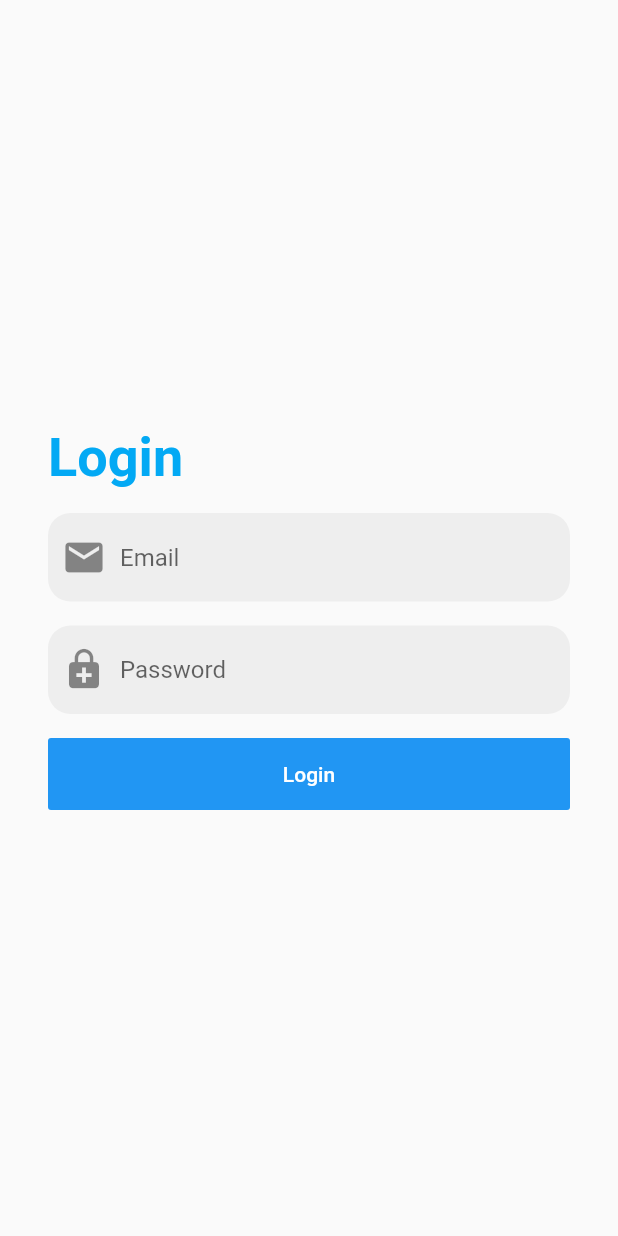
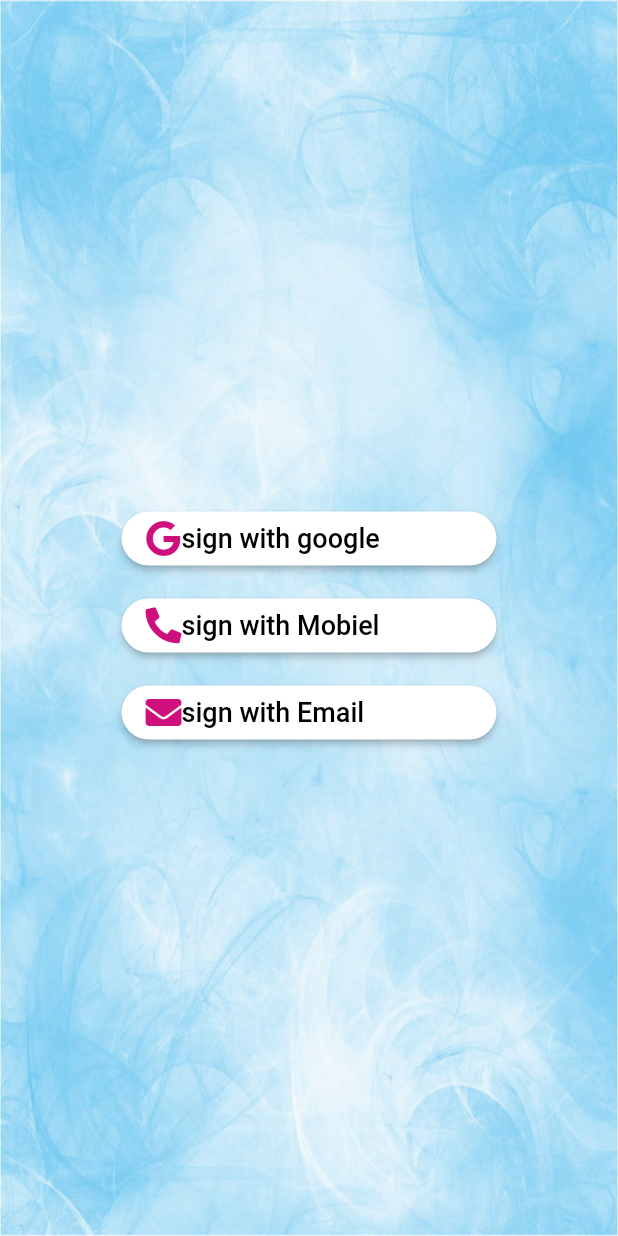
Before and after one commit to Manu-AdapptLimited/ecomshop, a Flutter app: the screen it shows after launch, on a phone screen of 412 x 824 dp. Run offline on Flutter 3.47's test engine with Material 2 defaults, Android fonts, the phone set to English and light mode, and no system bars; our stand-ins replace firebase_auth, font_awesome_flutter, google_sign_in; accounts and stored records are empty.

Commit message:
googlesignin ok

```diff
--- a/lib/Screens/SinginChoice.dart
+++ b/lib/Screens/SinginChoice.dart
@@ -1,191 +1,203 @@
-// import 'package:firebase_auth/firebase_auth.dart';
-// import 'package:flutter/material.dart';
+import 'package:ecomshop/HomePage.dart';
+import 'package:ecomshop/Screens/MobielLogin.dart';
+import 'package:firebase_auth/firebase_auth.dart';
+import 'package:flutter/material.dart';
+import 'package:font_awesome_flutter/font_awesome_flutter.dart';
+import 'package:google_sign_in/google_sign_in.dart';
 
-// class SigninChoice extends StatefulWidget {
-//   @override
-//   _SigninChoiceState createState() => _SigninChoiceState();
-// }
+class SigninChoice extends StatefulWidget {
+  @override
+  _SigninChoiceState createState() => _SigninChoiceState();
+}
 
-// class _SigninChoiceState extends State<SigninChoice> {
-//   final FirebaseAuth _firebaseAuth = FirebaseAuth.instance;
-//   final GoogleSignIn _googleSignIn = GoogleSignIn();
+class _SigninChoiceState extends State<SigninChoice> {
+  final FirebaseAuth _firebaseAuth = FirebaseAuth.instance;
+  final GoogleSignIn _googleSignIn = GoogleSignIn();
 
-//   Future<FirebaseUser> _signIn(BuildContext context) async {
-//     Scaffold.of(context).showSnackBar(SnackBar(
-//       content: Text("Sign in"),
-//     ));
+  Future<FirebaseUser> _signIn(BuildContext context) async {
+    Scaffold.of(context).showSnackBar(SnackBar(
+      content: Text("Sign in"),
+    ));
 
-//     final GoogleSignInAccount googleUser = await _googleSignIn.signIn();
-//     final GoogleSignInAuthentication googleAuth =
-//         await googleUser.Authentication;
+    final GoogleSignInAccount googleUser = await _googleSignIn.signIn();
+    final GoogleSignInAuthentication googleAuth =
+        await googleUser.authentication;
 
-//     final AuthCredential credential = GoogleAuthProvider.getCredential(
-//         idToken: googleAuth.idToken, accessToken: googleAuth.AccessToken);
+    final AuthCredential credential = GoogleAuthProvider.getCredential(
+        idToken: googleAuth.idToken, accessToken: googleAuth.accessToken);
 
-//     FirebaseUser userDetails =
-//         await _firebaseAuth.signInWithCredential(credential);
+    // FirebaseUser userDetails =
+    //     (await _firebaseAuth.signInWithCredential(credential)) as FirebaseUser;
 
-//     ProviderDetails providerInfo = ProviderDetails(userDetails.providerId);
+    FirebaseUser userDetails =
+        (await FirebaseAuth.instance.signInWithCredential(credential)).user;
 
-//     List<ProviderDetails> providerData = List<ProviderDetails>();
+    ProviderDetails providerInfo = ProviderDetails(userDetails.providerId);
 
-//     providerData.add(providerInfo);
+    List<ProviderDetails> providerData = List<ProviderDetails>();
 
-//     UserDetails details = UserDetails(
-//         userDetails.providerId,
-//         userDetails.displayName,
-//         userDetails.photoUrl,
-//         userDetails.email,
-//         providerData);
+    providerData.add(providerInfo);
 
-//     Navigator.push(
-//         context,
-//         MaterialPageRoute(
-//             builder: (context) => ProfleScreen(detailsUser: details)));
+    UserDetails details = UserDetails(
+        userDetails.providerId,
+        userDetails.displayName,
+        userDetails.photoUrl,
+        userDetails.email,
+        providerData);
 
-//     return userDetails;
-//   }
+    Navigator.push(
+        context,
+        MaterialPageRoute(
+            builder: (context) => HomePage(detailsUser: details)));
 
-//   @override
-//   Widget build(BuildContext context) {
-//     return Scaffold(
-//       body: Builder(
-//           builder: (context) => Stack(
-//                 fit: StackFit.expand,
-//                 children: <Widget>[
-//                   Container(
-//                     width: MediaQuery.of(context).size.width,
-//                     height: MediaQuery.of(context).size.height,
-//                     child: Image.asset(
-//                       "images/7.jpg",
-//                       fit: BoxFit.fill,
-//                       color: Color.fromRGBO(255, 255, 255, 0.6),
-//                       colorBlendMode: BlendMode.modulate,
-//                     ),
-//                   ),
-//                   Column(
-//                     mainAxisAlignment: MainAxisAlignment.center,
-//                     children: <Widget>[
-//                       SizedBox(
-//                         height: 10.0,
-//                       ),
-//                       Container(
-//                         width: 250.0,
-//                         child: Align(
-//                           alignment: Alignment.center,
-//                           child: RaisedButton(
-//                             onPressed: ()=>_signIn(context).then((FirebaseUser user) => print(user))
-//                                                                           .catchError((e)=>print(e)),
+    return userDetails;
+  }
 
-//                             shape: RoundedRectangleBorder(
-//                                 borderRadius: BorderRadius.circular(30.0)),
-//                             color: Color(0xffffffff),
-//                             child: Row(
-//                               children: <Widget>[
-//                                 Icon(
-//                                   Icons.settings,
-//                                   color: Color(0xffce107c),
-//                                 ),
-//                                 SizedBox(
-//                                   height: 10.0,
-//                                 ),
-//                                 Text(
-//                                   'sign with google',
-//                                   style: TextStyle(
-//                                     color: Colors.black,
-//                                     fontSize: 18.0,
-//                                   ),
-//                                 )
-//                               ],
-//                             ),
-//                           ),
-//                         ),
-//                       ),
-//                       SizedBox(
-//                         height: 10.0,
-//                       ),
-//                       Container(
-//                         width: 250.0,
-//                         child: Align(
-//                           alignment: Alignment.center,
-//                           child: RaisedButton(
-//                             onPressed: () {},
-//                             shape: RoundedRectangleBorder(
-//                                 borderRadius: BorderRadius.circular(30.0)),
-//                             color: Color(0xffffffff),
-//                             child: Row(
-//                               children: <Widget>[
-//                                 Icon(
-//                                   Icons.settings,
-//                                   color: Color(0xffce107c),
-//                                 ),
-//                                 SizedBox(
-//                                   height: 10.0,
-//                                 ),
-//                                 Text(
-//                                   'sign with facebook',
-//                                   style: TextStyle(
-//                                     color: Colors.black,
-//                                     fontSize: 18.0,
-//                                   ),
-//                                 )
-//                               ],
-//                             ),
-//                           ),
-//                         ),
-//                       ),
-//                       SizedBox(
-//                         height: 10.0,
-//                       ),
-//                       Container(
-//                         width: 250.0,
-//                         child: Align(
-//                           alignment: Alignment.center,
-//                           child: RaisedButton(
-//                             onPressed: () {},
-//                             shape: RoundedRectangleBorder(
-//                                 borderRadius: BorderRadius.circular(30.0)),
-//                             color: Color(0xffffffff),
-//                             child: Row(
-//                               children: <Widget>[
-//                                 Icon(
-//                                   Icons.settings,
-//                                   color: Color(0xffce107c),
-//                                 ),
-//                                 SizedBox(
-//                                   height: 10.0,
-//                                 ),
-//                                 Text(
-//                                   'sign with Email',
-//                                   style: TextStyle(
-//                                     color: Colors.black,
-//                                     fontSize: 18.0,
-//                                   ),
-//                                 )
-//                               ],
-//                             ),
-//                           ),
-//                         ),
-//                       ),
-//                     ],
-//                   ),
-//                 ],
-//               )),
-//     );
-//   }
-// }
+  @override
+  Widget build(BuildContext context) {
+    return Scaffold(
+      body: Builder(
+          builder: (context) => Stack(
+                fit: StackFit.expand,
+                children: <Widget>[
+                  Container(
+                    width: MediaQuery.of(context).size.width,
+                    height: MediaQuery.of(context).size.height,
+                    child: Image.asset(
+                      "images/7.jpg",
+                      fit: BoxFit.fill,
+                      color: Color.fromRGBO(255, 255, 255, 0.6),
+                      colorBlendMode: BlendMode.modulate,
+                    ),
+                  ),
+                  Column(
+                    mainAxisAlignment: MainAxisAlignment.center,
+                    children: <Widget>[
+                      SizedBox(
+                        height: 10.0,
+                      ),
+                      Container(
+                        width: 250.0,
+                        child: Align(
+                          alignment: Alignment.center,
+                          child: RaisedButton(
+                            onPressed: () => _signIn(context)
+                                .then((FirebaseUser user) => print(user))
+                                .catchError((e) => print(e)),
+                            shape: RoundedRectangleBorder(
+                                borderRadius: BorderRadius.circular(30.0)),
+                            color: Color(0xffffffff),
+                            child: Row(
+                              children: <Widget>[
+                                Icon(
+                                  FontAwesomeIcons.google,
+                                  color: Color(0xffce107c),
+                                ),
+                                SizedBox(
+                                  height: 10.0,
+                                ),
+                                Text(
+                                  'sign with google',
+                                  style: TextStyle(
+                                    color: Colors.black,
+                                    fontSize: 18.0,
+                                  ),
+                                )
+                              ],
+                            ),
+                          ),
+                        ),
+                      ),
+                      SizedBox(
+                        height: 10.0,
+                      ),
+                      Container(
+                        width: 250.0,
+                        child: Align(
+                          alignment: Alignment.center,
+                          child: RaisedButton(
+                            onPressed: () {
+                              Navigator.push(
+                                  context,
+                                  MaterialPageRoute(
+                                      builder: (context) => MobielLogin()));
+                            },
+                            shape: RoundedRectangleBorder(
+                                borderRadius: BorderRadius.circular(30.0)),
+                            color: Color(0xffffffff),
+                            child: Row(
+                              children: <Widget>[
+                                Icon(
+                                  FontAwesomeIcons.phoneAlt,
+                                  color: Color(0xffce107c),
+                                ),
+                                SizedBox(
+                                  height: 10.0,
+                                ),
+                                Text(
+                                  'sign with Mobiel',
+                                  style: TextStyle(
+                                    color: Colors.black,
+                                    fontSize: 18.0,
+                                  ),
+                                )
+                              ],
+                            ),
+                          ),
+                        ),
+                      ),
+                      SizedBox(
+                        height: 10.0,
+                      ),
+                      Container(
+                        width: 250.0,
+                        child: Align(
+                          alignment: Alignment.center,
+                          child: RaisedButton(
+                            onPressed: () {},
+                            shape: RoundedRectangleBorder(
+                                borderRadius: BorderRadius.circular(30.0)),
+                            color: Color(0xffffffff),
+                            child: Row(
+                              children: <Widget>[
+                                Icon(
+                                  FontAwesomeIcons.solidEnvelope,
+                                  color: Color(0xffce107c),
+                                ),
+                                SizedBox(
+                                  height: 10.0,
+                                ),
+                                Text(
+                                  'sign with Email',
+                                  style: TextStyle(
+                                    color: Colors.black,
+                                    fontSize: 18.0,
+                                  ),
+                                )
+                              ],
+                            ),
+                          ),
+                        ),
+                      ),
+                    ],
+                  ),
+                ],
+              )),
+    );
+  }
+}
 
-// class UserDetails {
-//   final String providerDetails;
-//   final String userName;
-//   final String photoUrl;
-//   final String userEmail;
-//   final List<ProviderDetails> providerData;
-//   UserDetails(this.providerDetails, this.userName, this.photoUrl,
-//       this.userEmail, this.providerData);
-// }
+class UserDetails {
+  final String providerDetails;
+  final String userName;
+  final String photoUrl;
+  final String userEmail;
+  final List<ProviderDetails> providerData;
+  UserDetails(this.providerDetails, this.userName, this.photoUrl,
+      this.userEmail, this.providerData);
+}
 
-// class ProviderDetails {
-//   ProviderDetails(this.providerDetails);
-//   final String providerDetails;
-// }
+class ProviderDetails {
+  ProviderDetails(this.providerDetails);
+  final String providerDetails;
+}
--- a/lib/main.dart
+++ b/lib/main.dart
@@ -7,6 +7,7 @@ import 'package:provider/provider.dart';
 import 'HomePage.dart';
 import 'Model/Cart.dart';
 import 'Model/Products.dart';
+import 'Screens/MobielLogin.dart';
 import 'Screens/RegistrationScreen.dart';
 
 void main() {
@@ -24,7 +25,7 @@ void main() {
       ),
       title: 'ShopApp',
 
-      home:LoginScreen(),
+      home:SigninChoice(),
       // routes: {
       //   CartScreen.routeName:(ctx)=>CartScreen(),
       // },
--- a/pubspec.yaml
+++ b/pubspec.yaml
@@ -34,6 +34,8 @@ dependencies:
   cloud_firestore: ^0.13.7
   firebase_analytics: ^5.0.16
   google_sign_in: ^4.5.1
+  font_awesome_flutter: ^8.8.1
+
 
 dev_dependencies:
   flutter_test:
```
Also changed, not shown: lib/HomePage.dart (+38 -15 lines), lib/Screens/MobielLogin.dart (added, +142 -0 lines), pubspec.lock.
